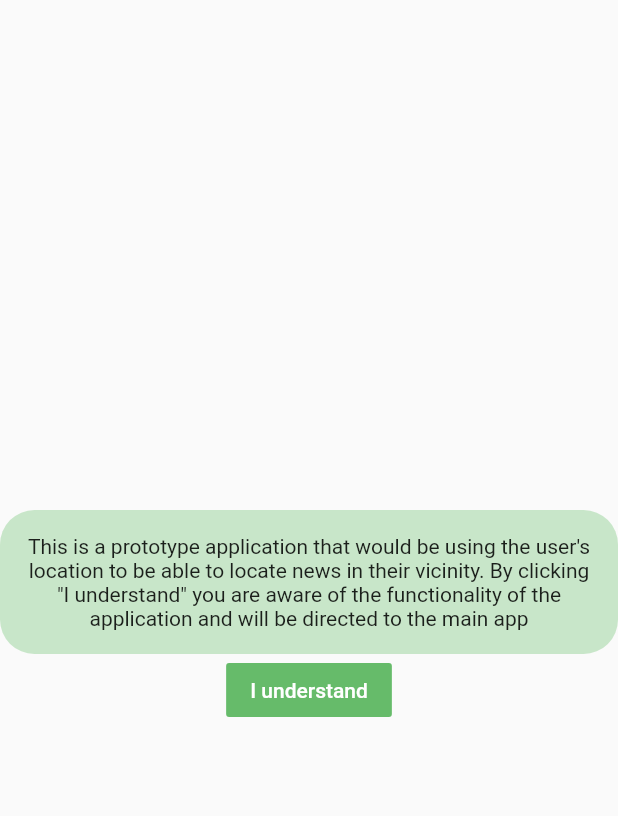
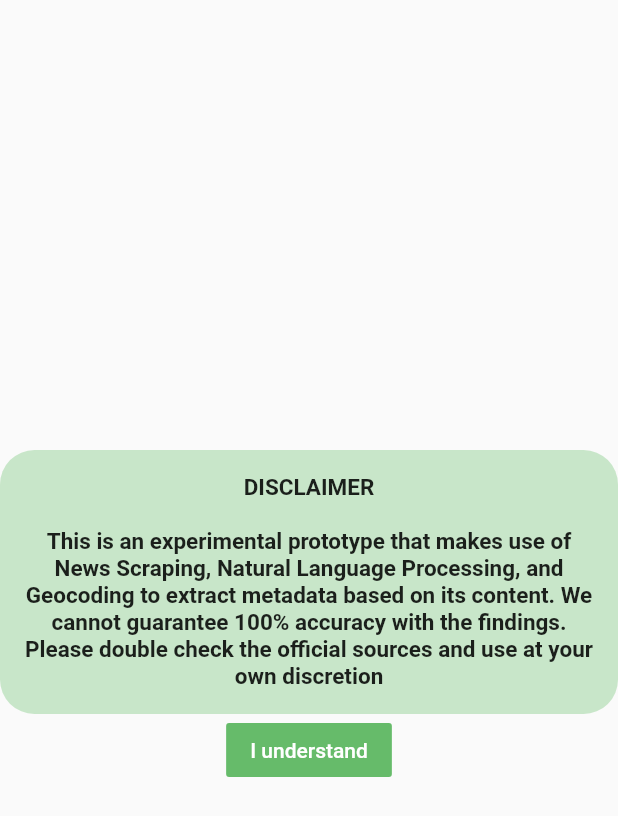
Before and after one commit to JeremiasBulanadi/NEWS-Appdate, a Flutter app: the screen it shows after launch, on a phone screen of 412 x 824 dp. Shown: the top 816 px of the screen. Run offline on Flutter 3.47's test engine with Material 2 defaults, Android fonts, the phone set to English and light mode, and no system bars; our stand-ins replace cloud_firestore, firebase_auth, firebase_core, geocoding, geolocator, google_maps_flutter and 4 more; accounts and stored records are empty.

Commit message:
Updated message page content

```diff
--- a/lib/pages/messagePage.dart
+++ b/lib/pages/messagePage.dart
@@ -6,6 +6,9 @@ class MessagePage extends StatelessWidget {
 
   @override
   Widget build(BuildContext context) {
+    String message =
+        "DISCLAIMER\n\nThis is an experimental prototype that makes use of News Scraping, Natural Language Processing, and Geocoding to extract metadata based on its content. We cannot guarantee 100% accuracy with the findings. Please double check the official sources and use at your own discretion";
+
     return Scaffold(
       body: Column(
         mainAxisAlignment: MainAxisAlignment.center,
@@ -17,8 +20,12 @@ class MessagePage extends StatelessWidget {
               color: Colors.green[100],
             ),
             child: Text(
-              'This is a prototype application that would be using the user\'s location to be able to locate news in their vicinity. By clicking "I understand" you are aware of the functionality of the application and will be directed to the main app',
+              message,
               textAlign: TextAlign.center,
+              style: TextStyle(
+                fontWeight: FontWeight.bold,
+                fontSize: 15,
+              ),
             ),
           ),
           FlatButton(
```
